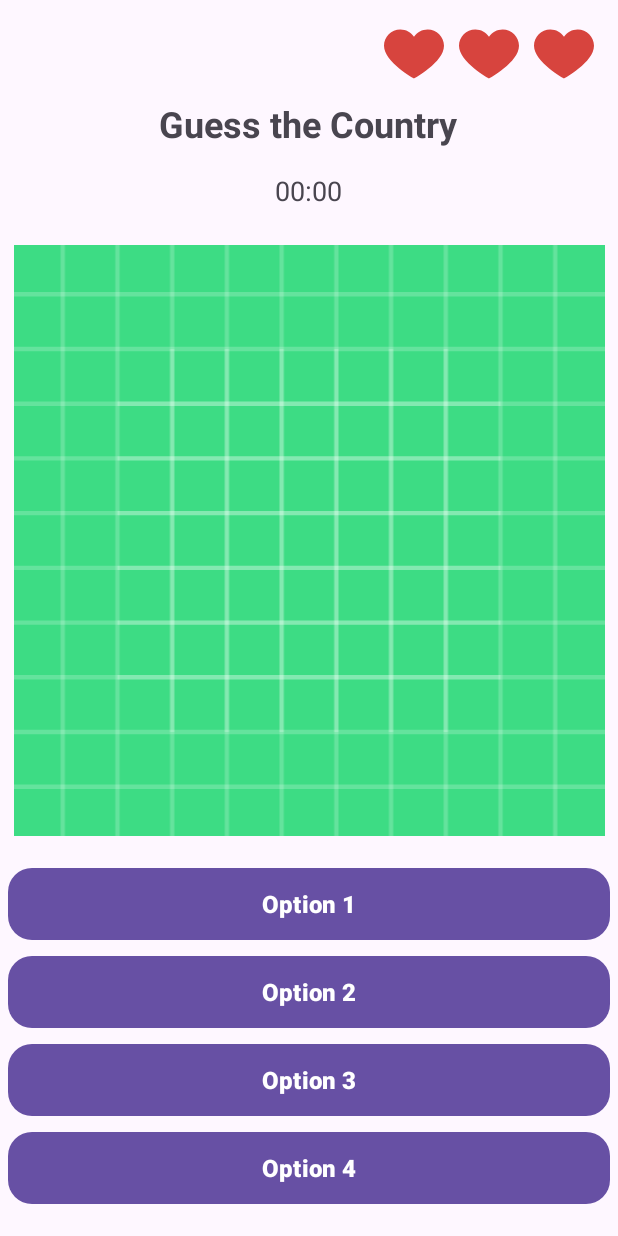
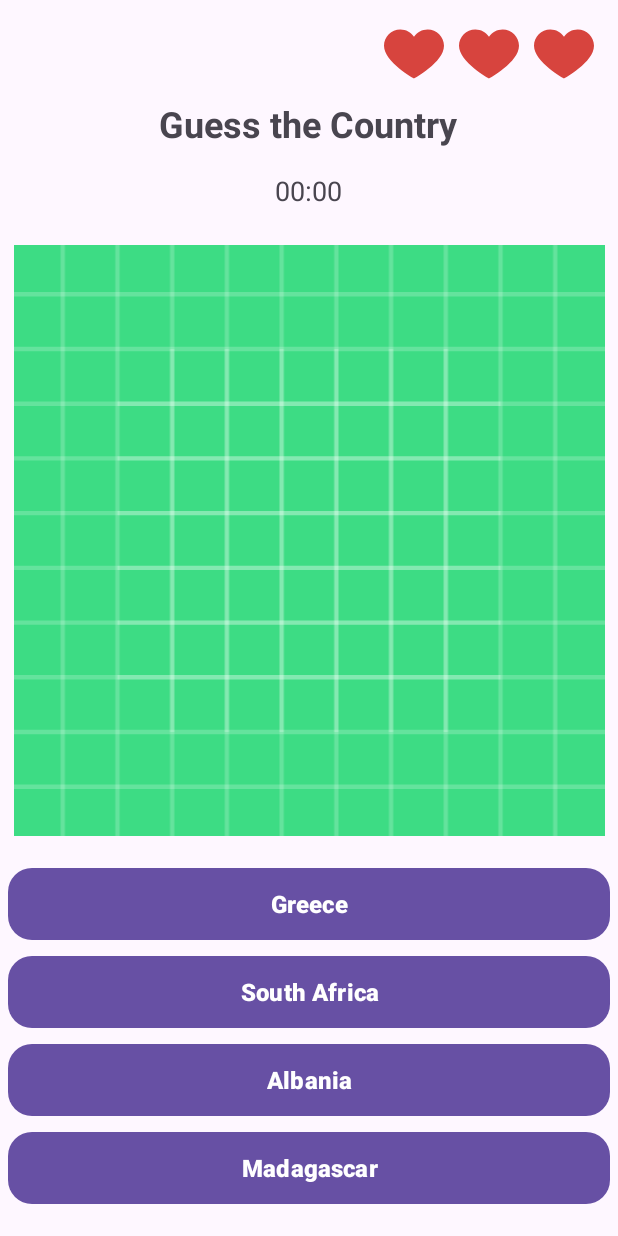
Before and after one commit to Lior159/wait4it, an Android app: the GuessTheCountryActivity screen opened directly, with no data from a screen before it, on a phone screen of 412 x 824 dp. Run offline under Robolectric (Android 15) with nearby library versions, the phone set to English and light mode, and no system bars; pictures from the network do not load; 1 statement that could not run was skipped.

Commit message:
some more code

```diff
--- /dev/null
+++ b/app/src/main/java/com/example/wait4it/Games/GuessTheCounty/Logic/CountryList.java
@@ -0,0 +1,116 @@
+package com.example.wait4it.Games.GuessTheCounty.Logic;
+
+import com.example.wait4it.Games.GuessTheCounty.Model.Country;
+import com.example.wait4it.R;
+
+import java.util.ArrayList;
+import java.util.Collections;
+import java.util.HashSet;
+import java.util.List;
+import java.util.Random;
+import java.util.stream.Collectors;
+
+
+public class CountryList {
+
+    private ArrayList<Country> countries;
+    private HashSet<Country> doneCountries;
+    private Random rnd;
+
+    public CountryList(){
+        this.doneCountries = new HashSet<>();
+        this.countries = new ArrayList<>();
+        setCountries();
+        rnd = new Random();
+
+    }
+    public void setCountries(){
+        countries.add(new Country("Albania", R.drawable.albania));
+        countries.add(new Country("Angola", R.drawable.angola));
+        countries.add(new Country("Argentina", R.drawable.argentina));
+        countries.add(new Country("Australia", R.drawable.australia));
+        countries.add(new Country("Bangladesh", R.drawable.bangladesh));
+        countries.add(new Country("Belgium", R.drawable.belgium));
+        countries.add(new Country("Belize", R.drawable.belize));
+        countries.add(new Country("Bhutan", R.drawable.bhutan));
+        countries.add(new Country("Bolivia", R.drawable.bolivia));
+        countries.add(new Country("Brazil", R.drawable.brazil));
+        countries.add(new Country("Canada", R.drawable.canada));
+        countries.add(new Country("China", R.drawable.china));
+        countries.add(new Country("Czech Republic", R.drawable.czech_republic));
+        countries.add(new Country("Egypt", R.drawable.egypt));
+        countries.add(new Country("Estonia", R.drawable.estonia));
+        countries.add(new Country("France", R.drawable.france));
+        countries.add(new Country("Germany", R.drawable.germany));
+        countries.add(new Country("Greece", R.drawable.greece));
+        countries.add(new Country("Greenland", R.drawable.greenland));
+        countries.add(new Country("Iceland", R.drawable.iceland));
+        countries.add(new Country("India", R.drawable.india));
+        countries.add(new Country("Indonesia", R.drawable.indonesia));
+        countries.add(new Country("Ireland", R.drawable.ireland));
+        countries.add(new Country("Israel", R.drawable.israel));
+        countries.add(new Country("Italy", R.drawable.italy));
+        countries.add(new Country("Jamaica", R.drawable.jamaica));
+        countries.add(new Country("Japan", R.drawable.japan));
+        countries.add(new Country("Jordan", R.drawable.jordan));
+        countries.add(new Country("Kazakhstan", R.drawable.kazakhstan));
+        countries.add(new Country("Kenya", R.drawable.kenya));
+        countries.add(new Country("Kyrgyzstan", R.drawable.kyrgyzstan));
+        countries.add(new Country("Latvia", R.drawable.latvia));
+        countries.add(new Country("Luxembourg", R.drawable.luxembourg));
+        countries.add(new Country("Madagascar", R.drawable.madagascar));
+        countries.add(new Country("Mexico", R.drawable.mexico));
+        countries.add(new Country("Moldova", R.drawable.moldova));
+        countries.add(new Country("Monaco", R.drawable.monaco));
+        countries.add(new Country("Montenegro", R.drawable.montenegro));
+        countries.add(new Country("Mozambique", R.drawable.mozambique));
+        countries.add(new Country("Nepal", R.drawable.nepal));
+        countries.add(new Country("Nigeria", R.drawable.nigeria));
+        countries.add(new Country("Oman", R.drawable.oman));
+        countries.add(new Country("Papua New Guinea", R.drawable.papua_new_guinea));
+        countries.add(new Country("Peru", R.drawable.peru));
+        countries.add(new Country("Russia", R.drawable.russia));
+        countries.add(new Country("San Marino", R.drawable.san_marino));
+        countries.add(new Country("Seychelles", R.drawable.seychelles));
+        countries.add(new Country("Slovakia", R.drawable.slovakia));
+        countries.add(new Country("South Africa", R.drawable.south_africa));
+        countries.add(new Country("South Korea", R.drawable.south_korea));
+        countries.add(new Country("Sri Lanka", R.drawable.sri_lanka));
+        countries.add(new Country("Tanzania", R.drawable.tanzania));
+        countries.add(new Country("Thailand", R.drawable.thailand));
+        countries.add(new Country("Turkey", R.drawable.turkey));
+        countries.add(new Country("Turkmenistan", R.drawable.turkmenistan));
+        countries.add(new Country("United Kingdom", R.drawable.uk));
+        countries.add(new Country("United States of America", R.drawable.usa));
+        countries.add(new Country("Vietnam", R.drawable.vietnam));
+        countries.add(new Country("Zambia", R.drawable.zambia));
+    }
+
+    public ArrayList<Country> getCountries() {
+        return countries;
+    }
+
+    public Country getRandomCountry(){
+        List<Country> availableCountries = countries.stream()
+                .filter(country -> !country.isDoneAlready())
+                .collect(Collectors.toList());
+        if(availableCountries.isEmpty())
+            return null;
+
+        Country selectedCountry = availableCountries.get(rnd.nextInt(availableCountries.size()));
+        selectedCountry.setDoneAlready();
+        return selectedCountry;
+    }
+
+    public List<String> getAdditionalAnswers(Country mainCountry){
+        ArrayList<String> answers = new ArrayList<>();
+        answers.add(mainCountry.getName());
+        Collections.shuffle(countries);
+        for (Country country:countries) {
+            if(answers.size() < 4 && !answers.equals(country.getName()))
+                answers.add(country.getName());
+        }
+        Collections.shuffle(answers);
+        return answers;
+    }
+}
--- /dev/null
+++ b/app/src/main/java/com/example/wait4it/Games/GuessTheCounty/Logic/GuessTheCountryLogic.java
@@ -0,0 +1,56 @@
+package com.example.wait4it.Games.GuessTheCounty.Logic;
+
+import com.example.wait4it.Games.GuessTheCounty.Model.Country;
+
+import java.util.List;
+
+public class GuessTheCountryLogic {
+    public static final int ANSWER_POINTS = 10;
+    private int score=0;
+    private int questionIndex=0;
+    private int life;
+    private int wrongAnswers=0;
+    private CountryList countryList;
+
+    public GuessTheCountryLogic(int life){
+        this.life = life;
+        countryList = new CountryList();
+    }
+
+    public int getScore() {
+        return score;
+    }
+
+    public int getQuestionIndex() {
+        return questionIndex;
+    }
+
+    public int getLife() {
+        return life;
+    }
+
+    public int getWrongAnswers() {
+        return wrongAnswers;
+    }
+
+    public boolean isGameEnded(){
+        return getQuestionIndex() == countryList.getCountries().size();
+    }
+
+    public boolean isGameLost(){
+        return getLife() == getWrongAnswers();
+    }
+
+    public boolean checkAnswer(String string) {
+        return true;
+    }
+
+    public Country getRandomCountryForMainQuestion() {
+        return this.countryList.getRandomCountry();
+    }
+
+    public List<String> getAdditionalAnswers(Country currentCountry) {
+        return this.countryList.getAdditionalAnswers(currentCountry);
+    }
+    //public void checkAnswer(String name)
+}
--- a/app/src/main/java/com/example/wait4it/Games/GuessTheCounty/Model/Country.java
+++ b/app/src/main/java/com/example/wait4it/Games/GuessTheCounty/Model/Country.java
@@ -4,8 +4,12 @@ package com.example.wait4it.Games.GuessTheCounty.Model;
 public class Country {
     private String name;
     private int flagImage;
+    private boolean isDoneAlready;
 
-    public Country() {
+    public Country(String name, int flagImage) {
+        this.name = name;
+        this.flagImage = flagImage;
+        this.isDoneAlready = false;
     }
 
     public String getName() {
@@ -26,4 +30,12 @@ public class Country {
         return this;
     }
 
+    public boolean isDoneAlready() {
+        return isDoneAlready;
+    }
+
+    public Country setDoneAlready() {
+        this.isDoneAlready = true;
+        return this;
+    }
 }
--- a/app/src/main/java/com/example/wait4it/Games/GuessTheCounty/UI/GuessTheCountryActivity.java
+++ b/app/src/main/java/com/example/wait4it/Games/GuessTheCounty/UI/GuessTheCountryActivity.java
@@ -1,43 +1,92 @@
 package com.example.wait4it.Games.GuessTheCounty.UI;
 
 import android.os.Bundle;
+import android.view.View;
 
 import androidx.appcompat.app.AppCompatActivity;
 
+import com.example.wait4it.Games.GuessTheCounty.Logic.GuessTheCountryLogic;
+import com.example.wait4it.Games.GuessTheCounty.Model.Country;
 import com.example.wait4it.R;
+import com.example.wait4it.Utilities.ImageLoader;
 import com.google.android.material.button.MaterialButton;
 import com.google.android.material.imageview.ShapeableImageView;
 import com.google.android.material.textview.MaterialTextView;
 
+import java.util.List;
+
 public class GuessTheCountryActivity extends AppCompatActivity {
-    private ShapeableImageView guessTheCountry_IMG_heart0;
-    private ShapeableImageView guessTheCountry_IMG_heart1;
-    private ShapeableImageView guessTheCountry_IMG_heart2;
+    private ShapeableImageView[] guessTheCountry_IMG_hearts;
     private MaterialTextView guessTheCountry_LBL_title;
     private MaterialTextView guessTheCountry_LBL_timer;
     private ShapeableImageView guessTheCountry_IMG_flag;
-    private MaterialButton guessTheCountry_LBL_option0;
-    private MaterialButton guessTheCountry_LBL_option1;
-    private MaterialButton guessTheCountry_LBL_option2;
-    private MaterialButton guessTheCountry_LBL_option3;
+    private MaterialButton[] guessTheCountry_BTN_options;
+    private GuessTheCountryLogic guessTheCountryLogic;
+    private ImageLoader imageLoader;
 
     @Override
     protected void onCreate(Bundle savedInstanceState) {
         super.onCreate(savedInstanceState);
         setContentView(R.layout.activity_guess_the_country);
         findViews();
+        setupGame();
+
+    }
+
+    private void setupGame() {
+        ImageLoader imageLoader = new ImageLoader(this);
+        guessTheCountryLogic = new GuessTheCountryLogic(guessTheCountry_IMG_hearts.length);
+        updateUI();
+        for (int i = 0; i < guessTheCountry_BTN_options.length; i++) {
+            guessTheCountry_BTN_options[i].setOnClickListener(this::onAnswerClicked);
+        }
+    }
+
+    private void onAnswerClicked(View view) {
+        MaterialButton clickedButton = (MaterialButton) view;
+        boolean isCorrect = guessTheCountryLogic.checkAnswer(clickedButton.getText().toString());
+        if(isCorrect){
+            //handle
+        }
+        else{
+            //handle
+        }
+        if(guessTheCountryLogic.isGameEnded()){
+            //handle
+        }
+        else if(guessTheCountryLogic.isGameEnded()){
+            //handle
+        }
+        else
+            updateUI();
+    }
+
+    private void updateUI() {
+        Country currentCountry = guessTheCountryLogic.getRandomCountryForMainQuestion();
+        if(currentCountry!=null)
+        {
+            imageLoader.load(currentCountry.getFlagImage(), R.drawable.ic_launcher_background, guessTheCountry_IMG_flag);
+            List<String> answers = guessTheCountryLogic.getAdditionalAnswers(currentCountry);
+            for (int i = 0; i < guessTheCountry_BTN_options.length; i++) {
+                guessTheCountry_BTN_options[i].setText(answers.get(i));
+            }
+        }
     }
 
     private void findViews() {
-        guessTheCountry_IMG_heart0 = findViewById(R.id.guessTheCountry_IMG_heart0);
-        guessTheCountry_IMG_heart1 = findViewById(R.id.guessTheCountry_IMG_heart1);
-        guessTheCountry_IMG_heart2 = findViewById(R.id.guessTheCountry_IMG_heart2);
+        guessTheCountry_IMG_hearts = new ShapeableImageView[]{
+                findViewById(R.id.guessTheCountry_IMG_heart0),
+                findViewById(R.id.guessTheCountry_IMG_heart1),
+                findViewById(R.id.guessTheCountry_IMG_heart2)
+        };
+        guessTheCountry_BTN_options = new MaterialButton[]{
+            findViewById(R.id.guessTheCountry_LBL_option0),
+            findViewById(R.id.guessTheCountry_LBL_option1),
+            findViewById(R.id.guessTheCountry_LBL_option2),
+            findViewById(R.id.guessTheCountry_LBL_option3)
+        };
         guessTheCountry_LBL_title = findViewById(R.id.guessTheCountry_LBL_title);
         guessTheCountry_LBL_timer = findViewById(R.id.guessTheCountry_LBL_timer);
         guessTheCountry_IMG_flag = findViewById(R.id.guessTheCountry_IMG_flag);
-        guessTheCountry_LBL_option0 = findViewById(R.id.guessTheCountry_LBL_option0);
-        guessTheCountry_LBL_option1 = findViewById(R.id.guessTheCountry_LBL_option1);
-        guessTheCountry_LBL_option2 = findViewById(R.id.guessTheCountry_LBL_option2);
-        guessTheCountry_LBL_option3 = findViewById(R.id.guessTheCountry_LBL_option3);
     }
 }
--- a/app/src/main/res/values/colors.xml
+++ b/app/src/main/res/values/colors.xml
@@ -3,4 +3,6 @@
     <color name="black">#FF000000</color>
     <color name="white">#FFFFFFFF</color>
     <color name="cream">#FAEED1</color>
+    <color name="red_wrong">#FF0019</color>
+    <color name="green_right">#00FF08</color>
 </resources>
```
